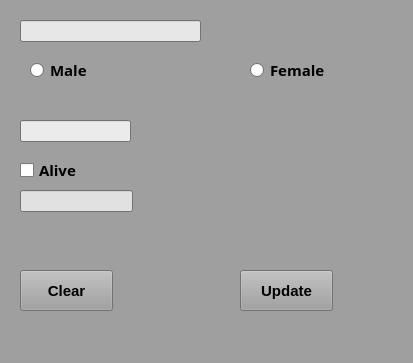
First picture: the form in Verkefni_vika3/editperson.ui, repository evas14/Hopur_48, before the edit.
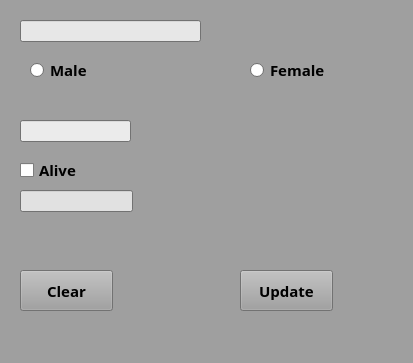
Second picture: the form after the edit.

```diff
--- a/Verkefni_vika3/editperson.ui
+++ b/Verkefni_vika3/editperson.ui
@@ -643,7 +643,7 @@
    </property>
    <property name="font">
     <font>
-     <family>Segoe UI</family>
+     <family>Tw Cen MT</family>
      <pointsize>11</pointsize>
      <weight>75</weight>
      <bold>true</bold>
@@ -896,7 +896,7 @@
    </property>
    <property name="font">
     <font>
-     <family>Segoe UI</family>
+     <family>Tw Cen MT</family>
      <pointsize>11</pointsize>
      <weight>75</weight>
      <bold>true</bold>
```
